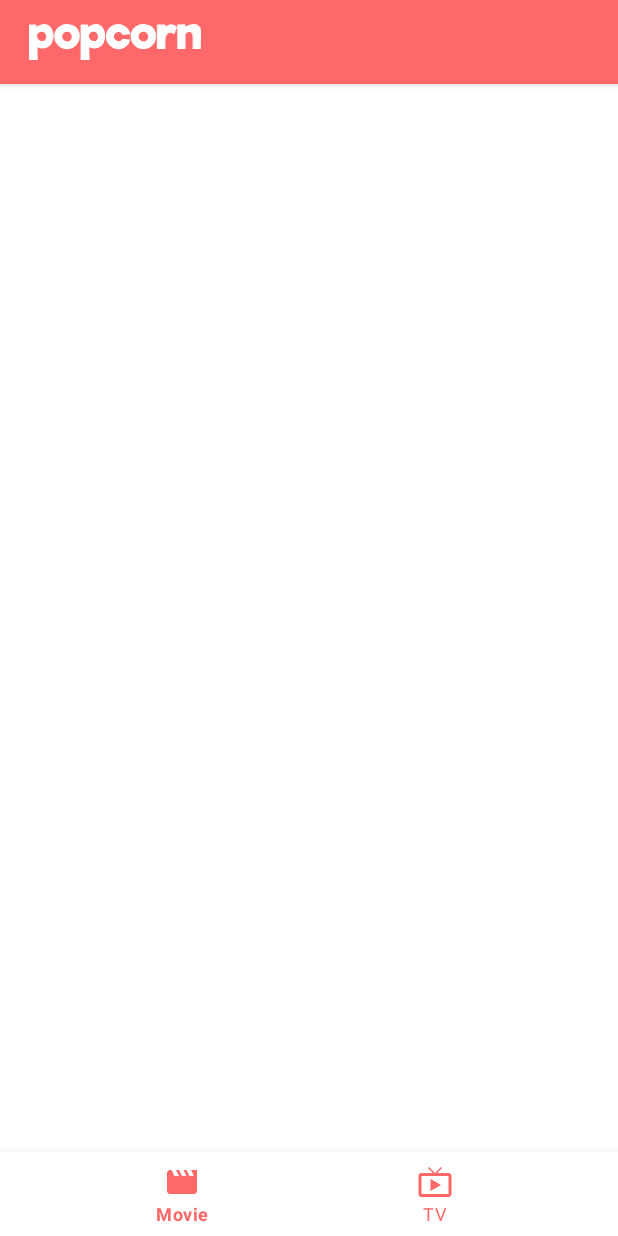
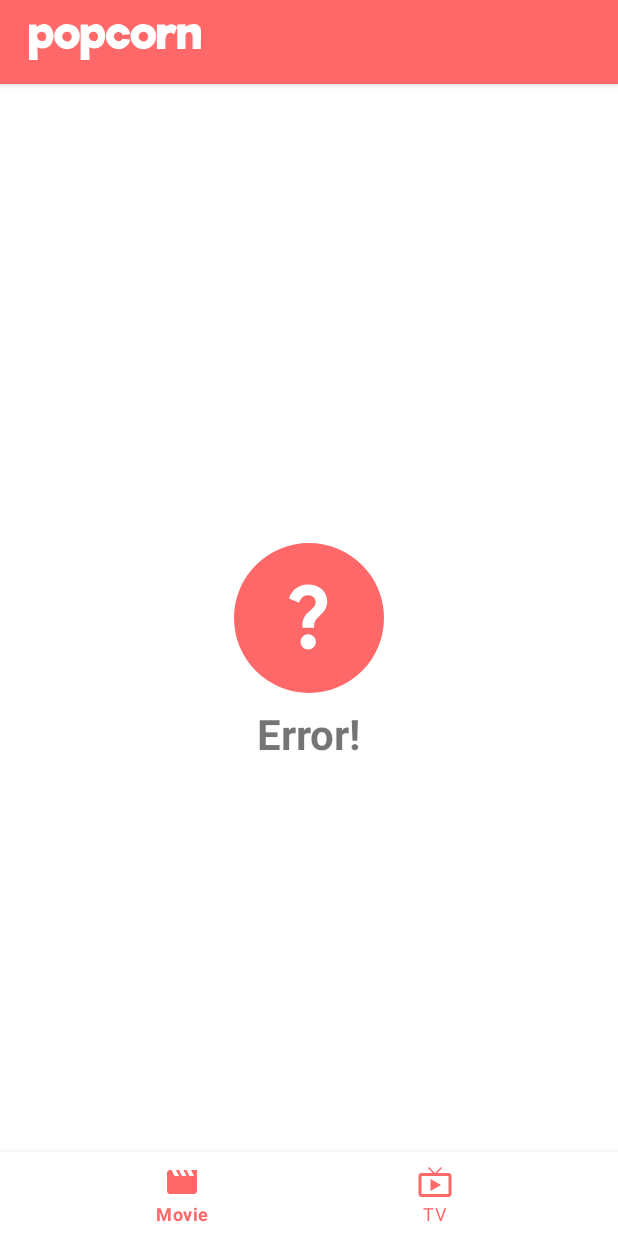
Before and after one commit to jonathanlee06/Popcorn, an Android app: the screen it shows after launch (MainActivity), on a phone screen of 412 x 824 dp. Run offline under Robolectric (Android 15) with nearby library versions, the phone set to English and light mode, and no system bars; network calls fail; pictures from the network do not load.

Commit message:
feat: Add Firebase dependencies & try catch for retrofit error

```diff
--- a/app/src/main/java/com/jonathanlee/popcorn/ui/main/movie/MovieFragment.kt
+++ b/app/src/main/java/com/jonathanlee/popcorn/ui/main/movie/MovieFragment.kt
@@ -9,6 +9,7 @@ import com.jonathanlee.popcorn.data.model.Movie
 import com.jonathanlee.popcorn.data.repository.Repository
 import com.jonathanlee.popcorn.databinding.FragmentMovieBinding
 import com.jonathanlee.popcorn.ui.base.BaseFragment
+import com.jonathanlee.popcorn.util.AdapterItemClickListener
 import com.jonathanlee.popcorn.util.binding.viewBinding
 
 class MovieFragment : BaseFragment(), MovieContract.View {
@@ -26,9 +27,18 @@ class MovieFragment : BaseFragment(), MovieContract.View {
     }
 
     override fun onGetMovieListSuccess(movies: ArrayList<Movie>) {
+        binding.apply {
+            srlMovie.visibility = View.VISIBLE
+            rlError.visibility = View.GONE
+        }
         movieList.clear()
         movieList.addAll(movies)
         movieListAdapter.updateListData(movieList)
+        movieListAdapter.setOnItemClickListener(object : AdapterItemClickListener {
+            override fun onItemClick(view: View, position: Int) {
+                //throw RuntimeException("Firebase Test Crash")
+            }
+        })
         if (binding.srlMovie.isRefreshing) {
             binding.srlMovie.isRefreshing = false
             binding.rvMovie.getChildAt(0).overScrollMode = View.OVER_SCROLL_ALWAYS
@@ -36,7 +46,10 @@ class MovieFragment : BaseFragment(), MovieContract.View {
     }
 
     override fun onGetMovieListFailure() {
-        TODO("Not yet implemented")
+        binding.apply {
+            srlMovie.visibility = View.GONE
+            rlError.visibility = View.VISIBLE
+        }
     }
 
     private fun initPresenter() {
--- a/app/src/main/java/com/jonathanlee/popcorn/ui/main/movie/MoviePresenter.kt
+++ b/app/src/main/java/com/jonathanlee/popcorn/ui/main/movie/MoviePresenter.kt
@@ -21,6 +21,7 @@ class MoviePresenter(
 
     override fun getMovieList() {
         scope.launch(Dispatchers.IO) {
+            try {
                 val request = movieListRepository.fetchMovie(1)
                 if (request.isSuccessful) {
                     val result = request.body() as MovieListResponse
@@ -29,6 +30,16 @@ class MoviePresenter(
                     withContext(Dispatchers.Main) {
                         view.onGetMovieListSuccess(movieData)
                     }
+                } else {
+                    withContext(Dispatchers.Main) {
+                        view.onGetMovieListFailure()
+                    }
+                }
+            } catch (e: Exception) {
+                Log.e("getMovieList", "getMovieList: no internet, error=${e.message}")
+                withContext(Dispatchers.Main) {
+                    view.onGetMovieListFailure()
+                }
             }
         }
     }
--- a/app/src/main/java/com/jonathanlee/popcorn/ui/main/tv/TvFragment.kt
+++ b/app/src/main/java/com/jonathanlee/popcorn/ui/main/tv/TvFragment.kt
@@ -35,7 +35,7 @@ class TvFragment : BaseFragment(), TvContract.View {
     }
 
     override fun onGetTvShowListFailure() {
-        TODO("Not yet implemented")
+        //TODO("Not yet implemented")
     }
 
     private fun initPresenter() {
--- a/app/src/main/java/com/jonathanlee/popcorn/ui/main/tv/TvPresenter.kt
+++ b/app/src/main/java/com/jonathanlee/popcorn/ui/main/tv/TvPresenter.kt
@@ -1,5 +1,6 @@
 package com.jonathanlee.popcorn.ui.main.tv
 
+import android.util.Log
 import com.jonathanlee.popcorn.data.model.Tv
 import com.jonathanlee.popcorn.data.model.network.TvShowListResponse
 import com.jonathanlee.popcorn.data.repository.TvShowListRepository
@@ -20,12 +21,23 @@ class TvPresenter(
 
     override fun getTvShowList() {
         scope.launch(Dispatchers.IO) {
-            val request = tvShowListRepository.fetchTvShow(1)
-            if (request.isSuccessful) {
-                val result = request.body() as TvShowListResponse
-                val tvShowData = result.results as ArrayList<Tv>
+            try {
+                val request = tvShowListRepository.fetchTvShow(1)
+                if (request.isSuccessful) {
+                    val result = request.body() as TvShowListResponse
+                    val tvShowData = result.results as ArrayList<Tv>
+                    withContext(Dispatchers.Main) {
+                        view.onGetTvShowListSuccess(tvShowData)
+                    }
+                } else {
+                    withContext(Dispatchers.Main) {
+                        view.onGetTvShowListFailure()
+                    }
+                }
+            } catch (e: Exception) {
+                Log.e("getTvShowList", "getTvShowList: no internet, error=${e.message}")
                 withContext(Dispatchers.Main) {
-                    view.onGetTvShowListSuccess(tvShowData)
+                    view.onGetTvShowListFailure()
                 }
             }
         }
--- /dev/null
+++ b/app/src/main/java/com/jonathanlee/popcorn/util/AdapterItemClickListener.kt
@@ -0,0 +1,7 @@
+package com.jonathanlee.popcorn.util
+
+import android.view.View
+
+interface AdapterItemClickListener {
+    fun onItemClick(view: View, position: Int)
+}
--- /dev/null
+++ b/app/src/main/res/drawable/ic_error.xml
@@ -0,0 +1,12 @@
+<vector android:height="200dp"
+    android:viewportHeight="145"
+    android:viewportWidth="145"
+    android:width="200dp"
+    xmlns:android="http://schemas.android.com/apk/res/android">
+    <path
+        android:fillColor="#ff6868"
+        android:pathData="M72.5,0A72.5,72.5 0,1 1,0 72.5,72.5 72.5,0 0,1 72.5,0Z" />
+    <path
+        android:fillColor="#fff"
+        android:pathData="M66.168,81.844v-2.838a16.129,16.129 0,0 1,0.43 -3.827,13.72 13.72,0 0,1 1.333,-3.4 17.028,17.028 0,0 1,2.408 -3.268,41.971 41.971,0 0,1 3.741,-3.526A26.72,26.72 0,0 0,77.692 61.2a6.823,6.823 0,0 0,1.29 -4.214,6.33 6.33,0 0,0 -1.935,-4.558 7.059,7.059 0,0 0,-5.289 -1.978,8.509 8.509,0 0,0 -3.268,0.6 8.588,8.588 0,0 0,-2.58 1.634,9.563 9.563,0 0,0 -1.849,2.322 10.612,10.612 0,0 0,-1.075 2.666L53.1,53.55a18.9,18.9 0,0 1,2.193 -4.816,18.66 18.66,0 0,1 3.784,-4.343 18.686,18.686 0,0 1,5.375 -3.139,19.091 19.091,0 0,1 6.966,-1.2 22.061,22.061 0,0 1,7.568 1.247,17.838 17.838,0 0,1 5.891,3.44 15.619,15.619 0,0 1,3.827 5.2,15.329 15.329,0 0,1 1.376,6.45 15.348,15.348 0,0 1,-0.6 4.472,16.485 16.485,0 0,1 -1.634,3.7 20.085,20.085 0,0 1,-2.408 3.225q-1.376,1.505 -2.924,2.967 -1.462,1.376 -2.451,2.494a11.045,11.045 0,0 0,-1.548 2.193,9.006 9.006,0 0,0 -0.817,2.279 13.211,13.211 0,0 0,-0.258 2.752v1.376ZM71.672,103a7.067,7.067 0,0 1,-5.246 -2.193,7.281 7.281,0 0,1 -2.15,-5.289 7.138,7.138 0,0 1,2.15 -5.246,7.138 7.138,0 0,1 5.246,-2.15 7.281,7.281 0,0 1,5.289 2.15,7.067 7.067,0 0,1 2.193,5.246 7.208,7.208 0,0 1,-2.193 5.289A7.208,7.208 0,0 1,71.672 103Z" />
+</vector>
--- a/app/src/main/res/layout/fragment_movie.xml
+++ b/app/src/main/res/layout/fragment_movie.xml
@@ -24,4 +24,30 @@
 
     </androidx.swiperefreshlayout.widget.SwipeRefreshLayout>
 
+    <RelativeLayout
+        android:id="@+id/rl_error"
+        android:layout_width="match_parent"
+        android:layout_height="match_parent"
+        android:visibility="gone">
+
+        <ImageView
+            android:id="@+id/iv_error"
+            android:layout_width="100dp"
+            android:layout_height="100dp"
+            android:layout_centerInParent="true"
+            android:src="@drawable/ic_error" />
+
+        <TextView
+            android:id="@+id/tv_error_title"
+            android:layout_width="wrap_content"
+            android:layout_height="wrap_content"
+            android:layout_centerInParent="true"
+            android:layout_below="@id/iv_error"
+            android:layout_marginTop="8dp"
+            android:text="Error!"
+            android:textStyle="bold"
+            android:textSize="28sp" />
+
+    </RelativeLayout>
+
 </androidx.constraintlayout.widget.ConstraintLayout>
--- a/build.gradle
+++ b/build.gradle
@@ -31,6 +31,8 @@ buildscript {
         glideVersion = '4.12.0'
     }
     dependencies {
+        classpath 'com.google.gms:google-services:4.3.10'
+        classpath 'com.google.firebase:firebase-crashlytics-gradle:2.7.1'
         classpath "com.android.tools.build:gradle:$gradleBuildTool"
         classpath "org.jetbrains.kotlin:kotlin-gradle-plugin:$kotlinVersion"
     }
```
Also changed, not shown: app/build.gradle (+7 -0 lines), app/src/main/java/com/jonathanlee/popcorn/ui/main/movie/MovieAdapter.kt (+9 -0 lines), 1 other file. Lines whose indentation alone changed are shown as unchanged.
